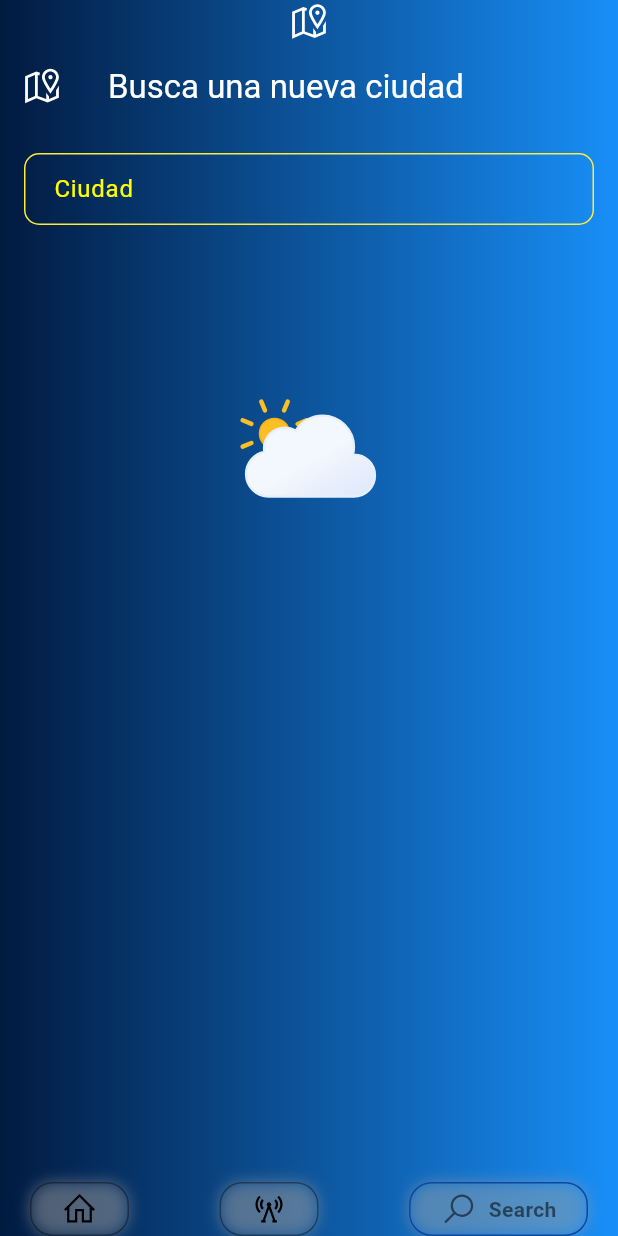
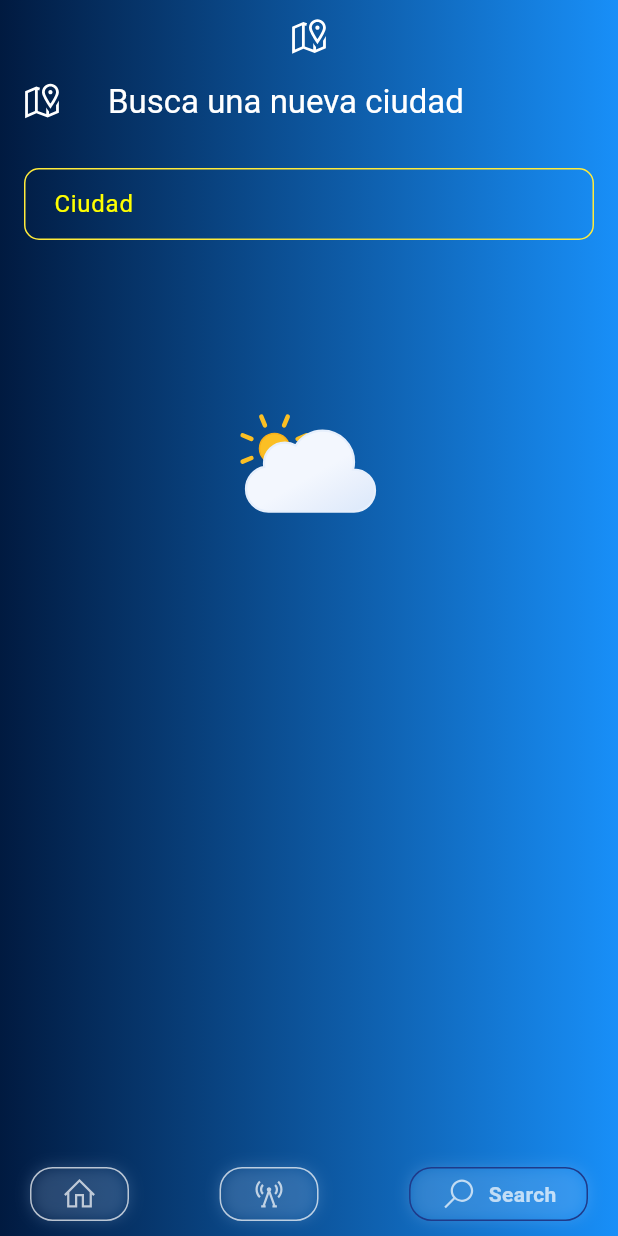
Before and after one commit to Gurfus/DropMeteo, a Flutter app: the screen it shows after launch, swiped to page 3, on a phone screen of 412 x 824 dp. Run offline on Flutter 3.47's test engine with Material 3 defaults, Android fonts, the phone set to English and light mode, and no system bars; drawn by our look-alikes of flutter_typeahead, google_nav_bar; our stand-ins replace animate_do, firebase_core, firebase_database, flutter_cache_manager, fluttertoast, geocoding and 6 more; missing offline and left inert: flutter_gradient_app_bar, geocode; accounts and stored records are empty.

Commit message:
modified:   android/app/build.gradle 	modified:   android/build.gradle 	modified:   android/settings.gradle 	modified:   lib/data/aemet/get_hourly_weather_aemet.dart 	modified:   lib/data/bme280/get_current_weather_bme.dart 	modified:   lib/main.dart 	modified:   lib/model/bme280/bmeWeather.dart 	modified:   lib/model/weatherV2/weather_api/weather_api.dart 	modified:   lib/provider/weather_provider.dart 	modified:   lib/screen/home/home_page.dart 	modified:   lib/screen/mapscreen/TileProvider/tileV2.dart 	modified:   lib/screen/search/forecast_search.dart 	modified:   lib/screen/search/search.dart 	modified:   lib/screen/search/search_bar_custom.dart 	modified:   lib/widgets/nextDays/next_days_list.dart 	modified:   pubspec.lock 	modified:   test/widget_test.dart

```diff
--- a/lib/data/aemet/get_hourly_weather_aemet.dart
+++ b/lib/data/aemet/get_hourly_weather_aemet.dart
@@ -49,7 +49,7 @@ class GetHourlyWeatherAemet {
           datas.map((model) => WeatherHourlyAemet.fromJson(model)));
 
       weatherAemet = WeatherAemet(weatherHourlyAemet: hourlyAemetDatas.first);
-      print(weatherAemet?.weatherHourlyAemet?.prediccion?.dia?.first);
+     // print(weatherAemet?.weatherHourlyAemet?.prediccion?.dia?.first);
       return weatherAemet!.weatherHourlyAemet;
     }
     return null;
--- a/lib/data/bme280/get_current_weather_bme.dart
+++ b/lib/data/bme280/get_current_weather_bme.dart
@@ -15,6 +15,7 @@ class GetCurrentWeatherBme {
 
   Future<BmeWeather?> getCurrentWeatherBme() async {
 
+     // ignore: unused_local_variable
      final firebaseApp = await Firebase.initializeApp(
       options: DefaultFirebaseOptions.currentPlatform,
     );
@@ -24,7 +25,7 @@ class GetCurrentWeatherBme {
 
       if (snapshot.exists) {
         final dynamicValue = snapshot.value as Map<dynamic, dynamic>;
-        print(snapshot.value);
+       // print(snapshot.value);
         final convertedValue = Map<String, dynamic>.from(dynamicValue);
         bmeWeather = BmeWeather.fromJson(convertedValue);
         return bmeWeather;
--- a/lib/main.dart
+++ b/lib/main.dart
@@ -9,13 +9,14 @@ void main() {
 }
 
 class MyApp extends StatelessWidget {
+  // ignore: use_key_in_widget_constructors
   const MyApp({Key? key});
 
   @override
   Widget build(BuildContext context) {
     return MaterialApp(
       debugShowCheckedModeBanner: false,
-      title: 'Flutter Demo',
+      title: 'RadarWeather',
       theme: ThemeData(
         colorScheme: ColorScheme.fromSeed(
           seedColor: Colors.deepPurple,
@@ -23,7 +24,8 @@ class MyApp extends StatelessWidget {
         ),
         useMaterial3: true,
       ),
-      home: Container(
+      home: SafeArea(
+        child: Container(
            decoration: const BoxDecoration(
             gradient: LinearGradient(
               colors: [
@@ -34,7 +36,7 @@ class MyApp extends StatelessWidget {
               end: Alignment.topRight,
             ),
           ),
-        child: SafeArea(
+
             child: MultiProvider(
               providers: [
                 ChangeNotifierProvider(create: (_) => WeatherProvider()),
--- a/lib/model/bme280/bmeWeather.dart
+++ b/lib/model/bme280/bmeWeather.dart
@@ -1,4 +1,3 @@
-
 class BmeWeather {
     String? fecha;
     String? hora;
--- a/lib/model/weatherV2/weather_api/weather_api.dart
+++ b/lib/model/weatherV2/weather_api/weather_api.dart
@@ -1,5 +1,3 @@
-import 'package:radarweather/model/weatherV2/weather_api/day.dart';
-import 'package:radarweather/model/weatherV2/weather_api/forecastday.dart';
 
 import 'package:radarweather/model/weatherV2/weather_api/weather_forecast_days.dart';
 import 'package:radarweather/model/weatherV2/weather_api/weather_hourly.dart';
--- a/lib/screen/home/home_page.dart
+++ b/lib/screen/home/home_page.dart
@@ -56,6 +56,7 @@ class _HomePageState extends State<HomePage> {
     ];
 
     return Container(
+      margin: const EdgeInsets.symmetric(vertical: 10),
       decoration: const BoxDecoration(
         gradient: LinearGradient(
           colors: [
@@ -82,20 +83,20 @@ class _HomePageState extends State<HomePage> {
           margin: const EdgeInsets.only(bottom: 0,right: 20,left: 20,top: 20),
           child: GNav(
             selectedIndex: _selectedItems,
-            rippleColor: Colors.black38,
-            hoverColor: Colors.blue[700]!,
+            rippleColor: const Color(0xFF2563eb),
+            hoverColor: const Color(0xFF1d4ed8),
             haptic: true,
             tabBorderRadius: 15,
-            tabActiveBorder: Border.all(color: Colors.blue[900]!, width: 1),
-            tabBorder: Border.all(color: Colors.black38, width: 1),
+            tabActiveBorder: Border.all(color: const Color(0xFF1e3a8a), width: 1),
+            tabBorder: Border.all(color: Colors.white70, width: 1),
             tabShadow: [
-              BoxShadow(color: Colors.grey.withOpacity(0.5), blurRadius: 8)
+              BoxShadow(color: const Color(0xffbfdbfe).withOpacity(0.2), blurRadius: 8)
             ],
             curve: Curves.easeOutExpo,
             duration: const Duration(milliseconds: 900),
             gap: 8,
             color: Colors.black,
-            activeColor: Colors.black54,
+            activeColor: Colors.white70,
             iconSize: 24,
             tabBackgroundColor: Colors.blue.withOpacity(0.1),
             padding: const EdgeInsets.symmetric(horizontal: 20, vertical: 5),
@@ -109,14 +110,17 @@ class _HomePageState extends State<HomePage> {
             tabs: const [
               GButton(
                 icon: LineIcons.home,
+                iconColor: Colors.white70,
                 text: 'Home',
               ),
               GButton(
                 icon: LineIcons.broadcastTower,
+                iconColor: Colors.white70,
                 text: 'Radar',
               ),
               GButton(
                 icon: LineIcons.search,
+                iconColor: Colors.white70,
                 text: 'Search',
               )
             ],
--- a/lib/screen/mapscreen/TileProvider/tileV2.dart
+++ b/lib/screen/mapscreen/TileProvider/tileV2.dart
@@ -26,7 +26,7 @@ class TileV2 implements TileProvider {
         tiles[tileKey] = tileBytes;
         return Tile(256, 256, tileBytes);
       } catch (e) {
-        print(e.toString());
+        //print(e.toString());
         return Tile(256, 256, Uint8List(0)); // Tile vacío en caso de error
       }
     }
@@ -51,7 +51,7 @@ class TilesCache {
         if (currentIndex < tileProvider.timeStamps.length - 1) {
           currentIndex++;
         }
-        print(tileKey);
+       // print(tileKey);
       }
     }
 
--- a/lib/screen/search/forecast_search.dart
+++ b/lib/screen/search/forecast_search.dart
@@ -54,6 +54,7 @@ class _ForecastSearchState extends State<ForecastSearch> {
   @override
   Widget build(BuildContext context) {
     searchProvider = context.watch<SearchProvider>();
+    weatherProvider = context.watch<WeatherProvider>();
     var cityStJoan = false;
     if (!searchProvider!.getIsloading()) {
       currentAemet = searchProvider?.getCurrenAemet();
--- a/lib/screen/search/search.dart
+++ b/lib/screen/search/search.dart
@@ -2,7 +2,6 @@ import 'dart:ui';
 
 import 'package:flutter/material.dart';
 import 'package:geocoding/geocoding.dart';
-import 'package:line_icons/line_icon.dart';
 import 'package:line_icons/line_icons.dart';
 import 'package:lottie/lottie.dart';
 import 'package:provider/provider.dart';
@@ -49,6 +48,7 @@ class _SearchState extends State<Search> {
                 ? Column(
                     mainAxisAlignment: MainAxisAlignment.spaceBetween,
                     children: [
+                      // ignore: avoid_unnecessary_containers
                       Container(
                         child: const Icon(
                           LineIcons.alternateMapMarked,
@@ -56,6 +56,7 @@ class _SearchState extends State<Search> {
                           size: 30,
                         ),
                       ),
+                      // ignore: sized_box_for_whitespace
                       Container(
                         height: 160,
                         child: const SearchBarCustom(),
--- a/lib/screen/search/search_bar_custom.dart
+++ b/lib/screen/search/search_bar_custom.dart
@@ -121,7 +121,7 @@ class _SearchBarCustomState extends State<SearchBarCustom> {
             try {
               return await getSuggestions(pattern);
             } catch (e) {
-              print(e);
+             // print(e);
               throw 'Ciudad no enncontrada, use una de la lista';
             }
           },
@@ -152,7 +152,7 @@ class _SearchBarCustomState extends State<SearchBarCustom> {
           onSuggestionSelected: (String suggestion) async {
             _searchController.text = suggestion;
             // Realiza alguna acción cuando se selecciona una sugerencia
-            print('Ciudad seleccionada: $suggestion');
+            //print('Ciudad seleccionada: $suggestion');
             location = await searchProvider?.getCoordinates(suggestion);
             if (location != null) {
               // Si se obtienen las coordenadas correctamente, llamar a los métodos necesarios del WeatherProvider
```
Also changed, not shown: lib/provider/weather_provider.dart (+8 -8 lines), lib/widgets/nextDays/next_days_list.dart (+23 -0 lines), pubspec.lock, 4 other files. Lines whose indentation alone changed are shown as unchanged.
